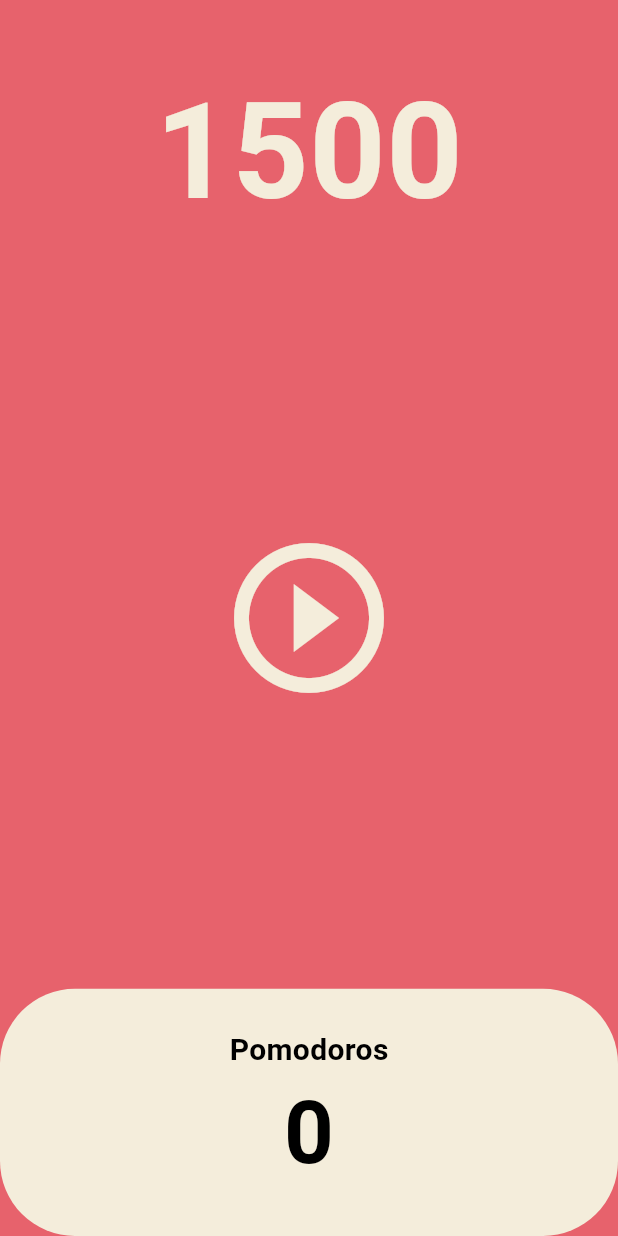
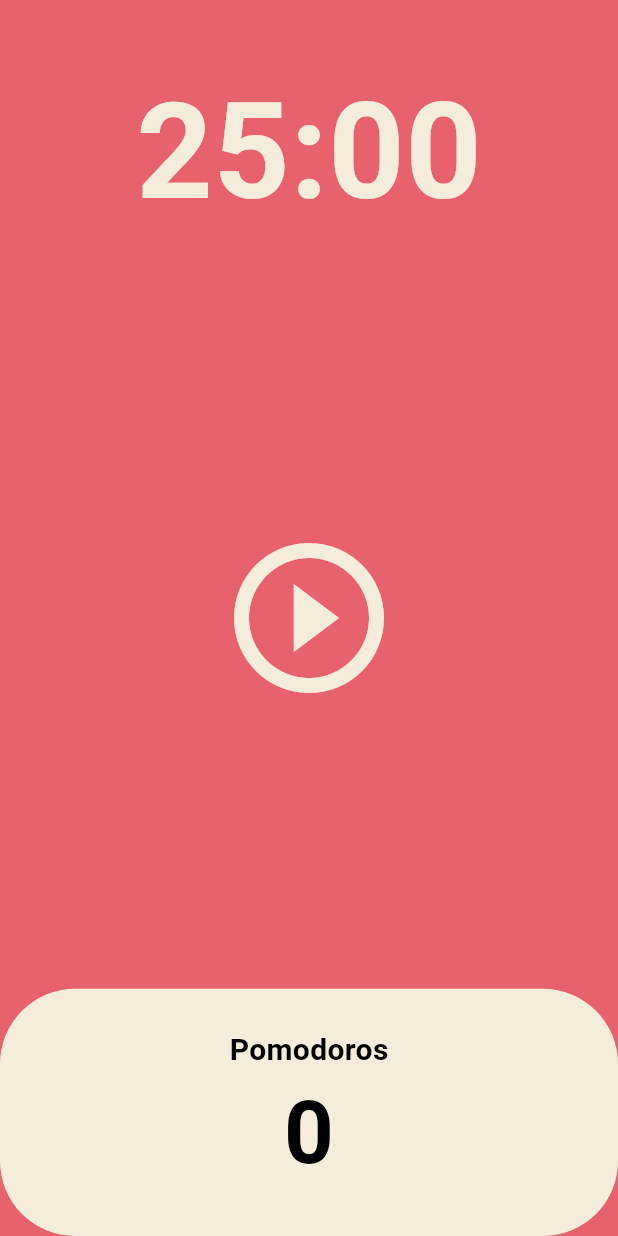
Before and after one commit to Theo-Connect/pomotimer, a Flutter app: the screen it shows after launch, on a phone screen of 412 x 824 dp. Run offline on Flutter 3.47's test engine with Material 3 defaults, Android fonts, the phone set to English and light mode, and no system bars.

```diff
--- a/lib/screens/home_screen.dart
+++ b/lib/screens/home_screen.dart
@@ -9,14 +9,25 @@ class HomeScreen extends StatefulWidget {
 }
 
 class _HomeScreenState extends State<HomeScreen> {
-  int totalSeconds = 1500;
+  static const twentyFiveMinutes = 1500;
+  int totalSeconds = twentyFiveMinutes;
   bool isRunning = false;
+  int totalPomodoros = 0;
   late Timer timer;
 
   void onTick(Timer timer) {
-    setState(() {
-      totalSeconds = totalSeconds - 1;
-    });
+    if (totalSeconds == 0) {
+      setState(() {
+        totalPomodoros = totalPomodoros + 1;
+        isRunning = false;
+        totalSeconds = twentyFiveMinutes;
+      });
+      timer.cancel();
+    } else {
+      setState(() {
+        totalSeconds = totalSeconds - 1;
+      });
+    }
   }
 
   void onStartPressed() {
@@ -35,6 +46,17 @@ class _HomeScreenState extends State<HomeScreen> {
     });
   }
 
+  String format(int seconds) {
+    var duration = Duration(seconds: seconds);
+    // print(duration.toString());
+    // print(duration.toString().split("."));
+    // print(duration.toString().split(".").first);
+    // print(duration.toString().split(".").first.substring(2, 7));
+    // return duration.toString().split(".").first.substring(2, 7);
+
+    return duration.toString().split(".").first.substring(2, 7);
+  }
+
   @override
   Widget build(BuildContext context) {
     return Scaffold(
@@ -45,7 +67,7 @@ class _HomeScreenState extends State<HomeScreen> {
             child: Container(
               alignment: Alignment.bottomCenter,
               child: Text(
-                '$totalSeconds',
+                format(totalSeconds),
                 style: TextStyle(
                   color: Theme.of(context).cardColor,
                   fontSize: 89,
@@ -81,8 +103,8 @@ class _HomeScreenState extends State<HomeScreen> {
                     ),
                     child: Column(
                       mainAxisAlignment: MainAxisAlignment.center,
-                      children: const [
-                        Text(
+                      children: [
+                        const Text(
                           'Pomodoros',
                           style: TextStyle(
                             fontSize: 20,
@@ -92,8 +114,8 @@ class _HomeScreenState extends State<HomeScreen> {
                           ),
                         ),
                         Text(
-                          '0',
-                          style: TextStyle(
+                          '$totalPomodoros',
+                          style: const TextStyle(
                             fontSize: 58,
                             fontWeight: FontWeight.w600,
                             color: Colors
```
Also changed, not shown: 2 other files.
